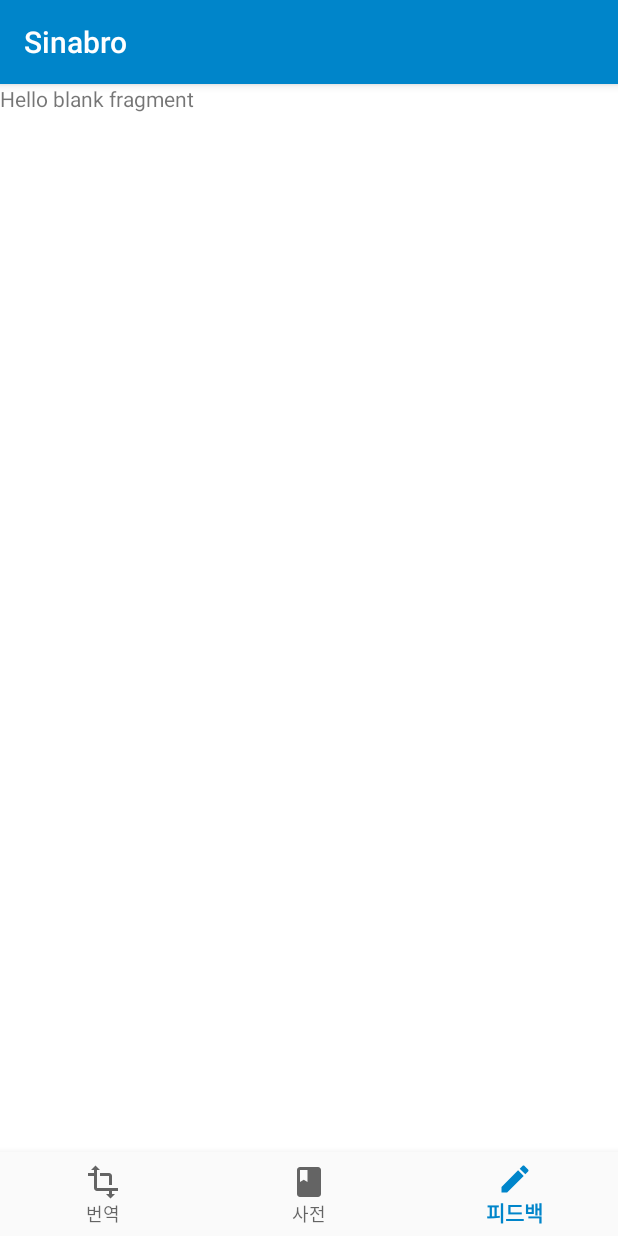
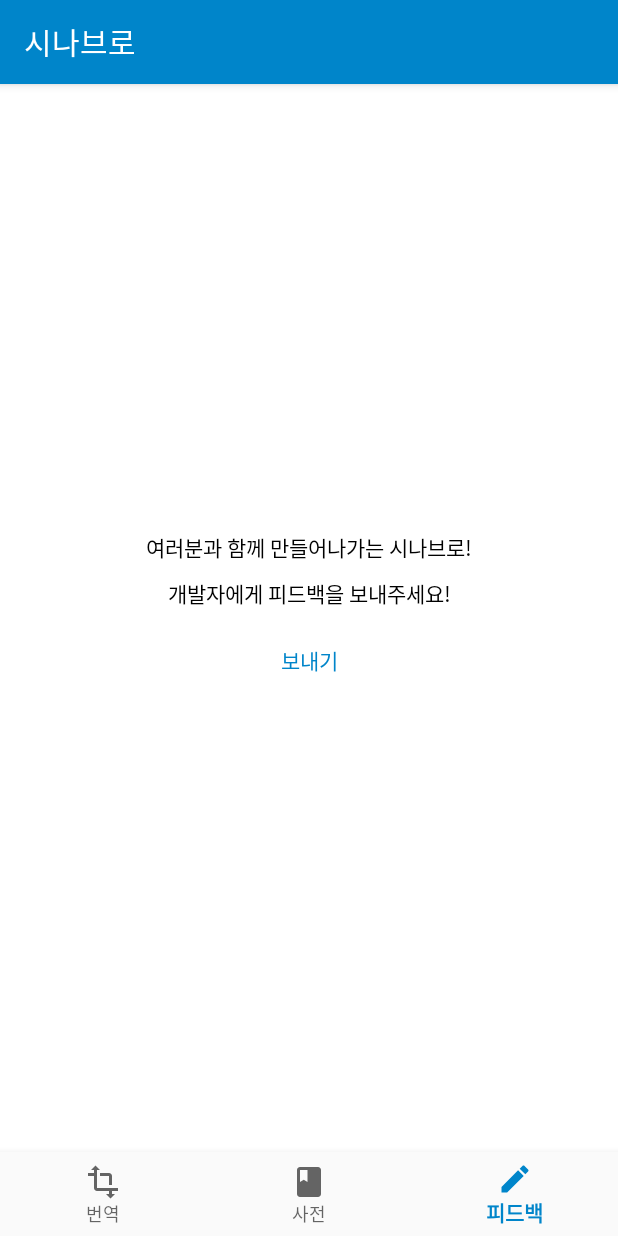
Before and after one commit to hyemdooly/Sinabro, an Android app: the screen it shows after launch (MainActivity), item 3 of the bottom bar chosen, on a phone screen of 412 x 824 dp. Run offline under Robolectric (Android 15) with nearby library versions, the phone set to English and light mode, and no system bars.

Commit message:
feedback end!
그런데 왜 받는이주소가 From에 들어갈까... :thinking:

```diff
--- a/app/src/main/AndroidManifest.xml
+++ b/app/src/main/AndroidManifest.xml
@@ -18,10 +18,6 @@
                 <category android:name="android.intent.category.LAUNCHER"/>
             </intent-filter>
         </activity>
-        <activity
-                android:name=".Main2Activity"
-                android:label="@string/title_activity_main2">
-        </activity>
     </application>
 
 </manifest>
--- /dev/null
+++ b/app/src/main/res/drawable/ic_feedback_btn_ripple.xml
@@ -0,0 +1,10 @@
+<?xml version="1.0" encoding="utf-8"?>
+<ripple xmlns:android="http://schemas.android.com/apk/res/android"
+        android:color="?android:attr/colorControlHighlight">
+    <item android:id="@android:id/mask">
+        <shape android:shape="rectangle">
+            <solid android:color="@android:color/white" />
+            <corners android:radius="200dp" />
+        </shape>
+    </item>
+</ripple>
--- a/app/src/main/res/layout/fragment_feedback.xml
+++ b/app/src/main/res/layout/fragment_feedback.xml
@@ -1,13 +1,37 @@
 <?xml version="1.0" encoding="utf-8"?>
-<androidx.constraintlayout.widget.ConstraintLayout  xmlns:android="http://schemas.android.com/apk/res/android"
-             xmlns:tools="http://schemas.android.com/tools"
-             android:layout_width="match_parent"
-             android:layout_height="match_parent"
-             tools:context=".Fragment.FeedbackFragment">
+<androidx.constraintlayout.widget.ConstraintLayout xmlns:android="http://schemas.android.com/apk/res/android"
+                                                   xmlns:tools="http://schemas.android.com/tools"
+                                                   android:layout_width="match_parent"
+                                                   android:layout_height="match_parent"
+                                                   xmlns:app="http://schemas.android.com/apk/res-auto"
+                                                   tools:context=".Fragment.FeedbackFragment">
 
     <TextView
-            android:layout_width="match_parent"
-            android:layout_height="match_parent"
-            android:text="@string/hello_blank_fragment"/>
+            android:id="@+id/text_description"
+            android:layout_width="wrap_content"
+            android:layout_height="wrap_content"
+            android:textColor="@android:color/black"
+            app:layout_constraintRight_toRightOf="parent"
+            app:layout_constraintLeft_toLeftOf="parent"
+            app:layout_constraintBottom_toTopOf="@id/btn_send"
+            android:text="@string/text_feed_description"
+            android:textAlignment="center"
+            android:lineSpacingExtra="10dp"
+            android:layout_marginBottom="10dp"
+    />
+
+    <Button
+            android:id="@+id/btn_send"
+            android:layout_width="wrap_content"
+            android:layout_height="wrap_content"
+            android:foreground="@drawable/ic_feedback_btn_ripple"
+            android:background="@android:color/transparent"
+            android:text="@string/btn_text_email"
+            android:textColor="@color/colorPrimary"
+            app:layout_constraintRight_toRightOf="parent"
+            app:layout_constraintLeft_toLeftOf="parent"
+            app:layout_constraintTop_toTopOf="parent"
+            app:layout_constraintBottom_toBottomOf="parent"
+    />
 
 </androidx.constraintlayout.widget.ConstraintLayout >
--- a/app/src/main/res/layout/fragment_translation.xml
+++ b/app/src/main/res/layout/fragment_translation.xml
@@ -103,7 +103,7 @@
                 android:layout_height="wrap_content"
                 android:layout_marginTop="1dp"
                 android:textSize="20sp"
-                android:text="asdfasdfasdfasdfasdfasdf"
+                android:text=""
                 android:background="@android:color/transparent"
                 android:textColor="@android:color/black"
         />
--- a/app/src/main/res/values/strings.xml
+++ b/app/src/main/res/values/strings.xml
@@ -1,16 +1,12 @@
 <resources>
-    <string name="app_name">Sinabro</string>
+    <string name="app_name">시나브로</string>
     <string name="title_translation">번역</string>
     <string name="title_dictionary">사전</string>
     <string name="title_feedback">피드백</string>
     <string name="text_south">남한</string>
     <string name="text_north">북한</string>
     <string name="edit_text_translation_hint">번역하고 싶은 단어를 입력하세요!</string>
-    <string name="title_activity_main2">Main2Activity</string>
-    <string name="title_home">Home</string>
-    <string name="title_dashboard">Dashboard</string>
-    <string name="title_notifications">Notifications</string>
-
-    <!-- TODO: Remove or change this placeholder text -->
-    <string name="hello_blank_fragment">Hello blank fragment</string>
+    <string name="edit_text_dictionary_hint">뜻을 알고 싶은 문화어를 입력하세요!</string>
+    <string name="text_feed_description">여러분과 함께 만들어나가는 시나브로!\n개발자에게 피드백을 보내주세요!</string>
+    <string name="btn_text_email">보내기</string>
 </resources>
```
Also changed, not shown: app/src/main/java/me/android/hyemdooly/sinabro/Fragment/FeedbackFragment.kt (+16 -0 lines), app/src/main/res/layout/fragment_dictionary.xml (+43 -3 lines).
